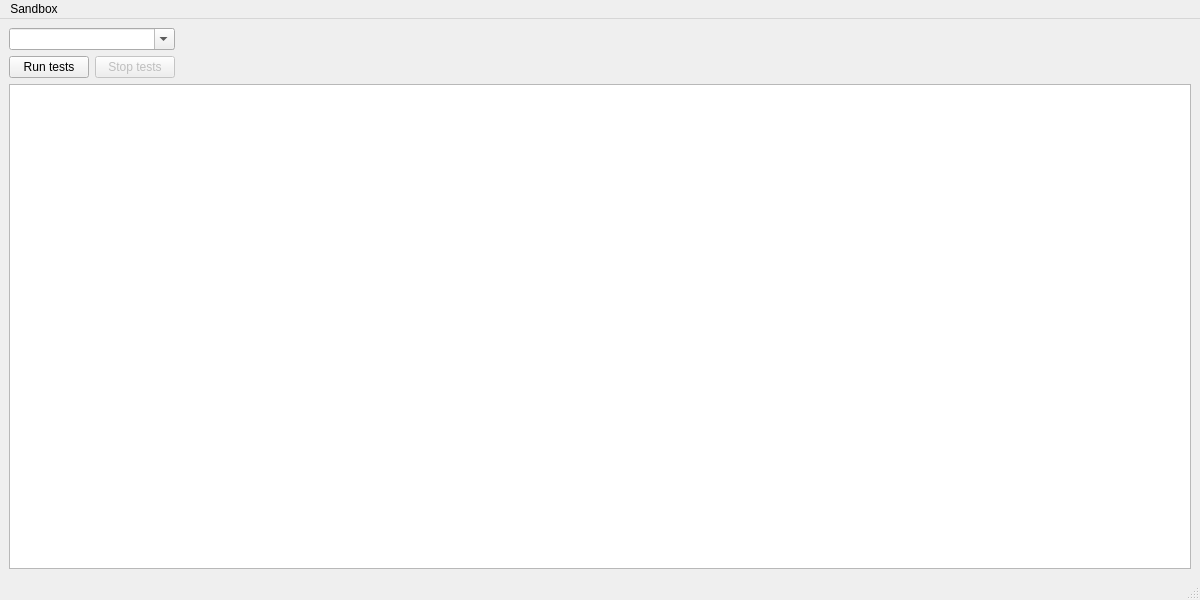
First picture: the form in SG_Automation/runTestsGUI.ui, repository shotgunsoftware/sg-automation, before the edit.
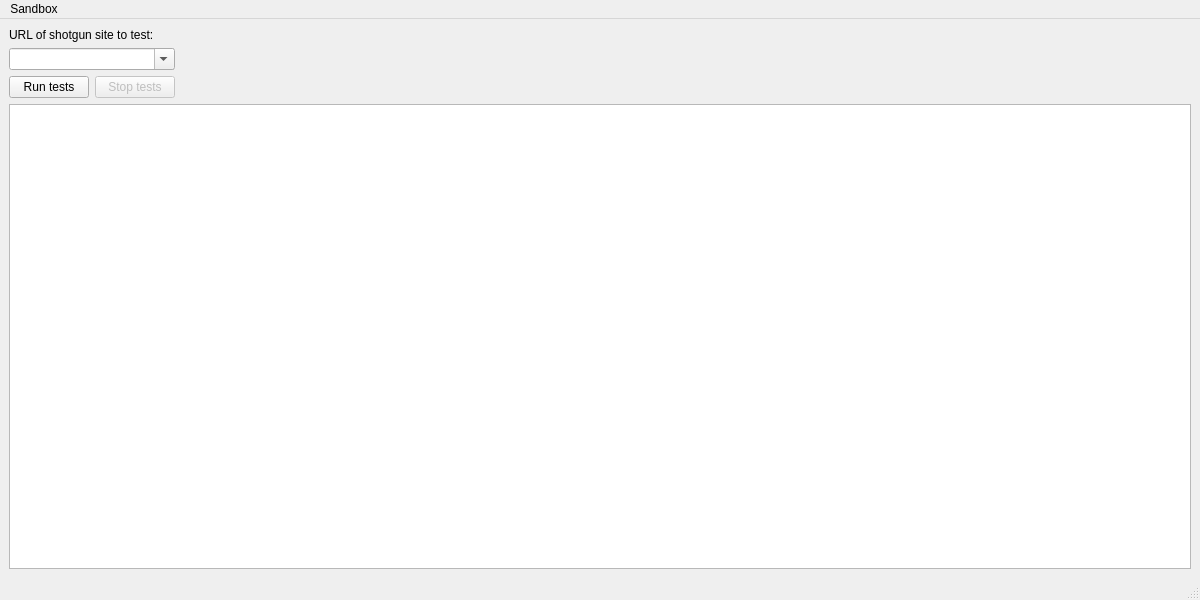
Second picture: the form after the edit.

Commit message: Added hint for user + removed clutter in output

```diff
--- a/SG_Automation/runTestsGUI.ui
+++ b/SG_Automation/runTestsGUI.ui
@@ -17,7 +17,17 @@
    <layout class="QGridLayout" name="gridLayout">
     <item row="0" column="0">
      <layout class="QGridLayout" name="gridLayout_2">
-      <item row="1" column="0">
+      <item row="1" column="0" colspan="2">
+       <widget class="QComboBox" name="siteList">
+        <property name="editable">
+         <bool>true</bool>
+        </property>
+        <property name="sizeAdjustPolicy">
+         <enum>QComboBox::AdjustToContents</enum>
+        </property>
+       </widget>
+      </item>
+      <item row="2" column="0">
        <widget class="QPushButton" name="runTestsButton">
         <property name="enabled">
          <bool>true</bool>
@@ -27,7 +37,7 @@
         </property>
        </widget>
       </item>
-      <item row="1" column="1">
+      <item row="2" column="1">
        <widget class="QPushButton" name="stopTestsButton">
         <property name="enabled">
          <bool>false</bool>
@@ -37,7 +47,7 @@
         </property>
        </widget>
       </item>
-      <item row="3" column="0" colspan="3">
+      <item row="4" column="0" colspan="3">
        <widget class="QTextBrowser" name="runOutput">
         <property name="font">
          <font>
@@ -59,17 +69,7 @@
         </property>
        </widget>
       </item>
-      <item row="0" column="0" colspan="2">
-       <widget class="QComboBox" name="siteList">
-        <property name="editable">
-         <bool>true</bool>
-        </property>
-        <property name="sizeAdjustPolicy">
-         <enum>QComboBox::AdjustToContents</enum>
-        </property>
-       </widget>
-      </item>
-      <item row="0" column="2">
+      <item row="1" column="2">
        <spacer name="horizontalSpacer">
         <property name="orientation">
          <enum>Qt::Horizontal</enum>
@@ -82,6 +82,13 @@
         </property>
        </spacer>
       </item>
+      <item row="0" column="0" colspan="2">
+       <widget class="QLabel" name="label">
+        <property name="text">
+         <string>URL of shotgun site to test:</string>
+        </property>
+       </widget>
+      </item>
      </layout>
     </item>
    </layout>
```
The commit also changes 1 other file.
